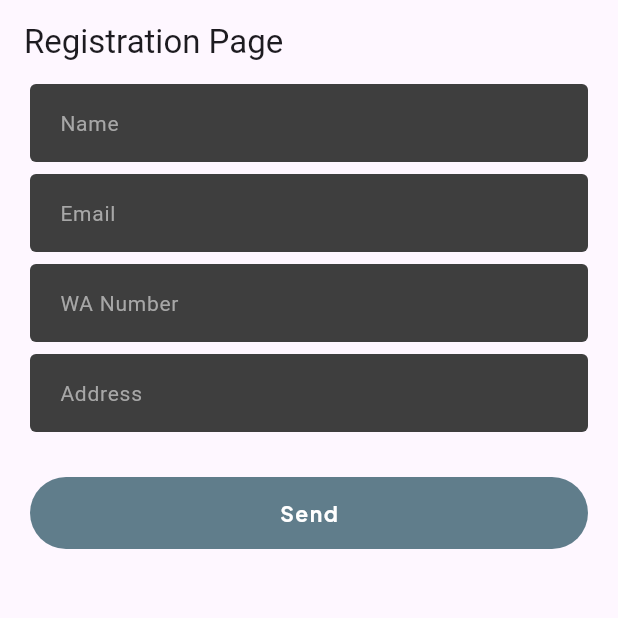
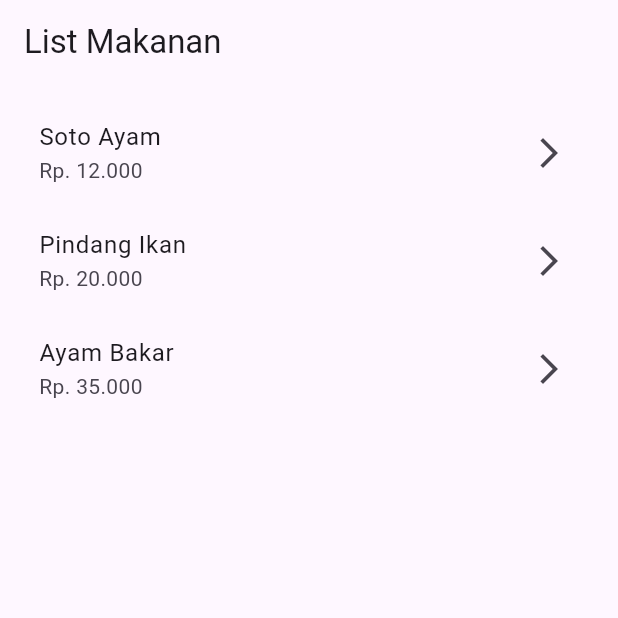
Before and after one commit to AnsaMut2073/TugasFlutter-01, a Flutter app: the screen it shows after launch, on a phone screen of 412 x 824 dp, the top half of it. Run offline on Flutter 3.47's test engine with Material 3 defaults, Android fonts, the phone set to English and light mode, and no system bars; our stand-ins replace get, google_fonts.

Commit message:
update materi list

```diff
--- /dev/null
+++ b/lib/controller/list_makanan_controller.dart
@@ -0,0 +1,48 @@
+import 'package:get/get.dart';
+import 'package:new_project_1/models/makanan_model.dart';
+
+class ListMakananController extends GetxController {
+  List<MakananModel> listMakanan = [
+    MakananModel(
+      namaMakanan: "Soto Ayam",
+      hargaMakanan: "12.000",
+      gambarUrl:
+      "https://assets.pikiran-rakyat.com/crop/0x0:0x0/720x0/webp/photo/2023/08/18/805485417.jpg",
+      deskripsi:
+      "Soto ayam kuah kuning gurih dengan suwiran ayam, soun, dan telur rebus. Disajikan dengan taburan bawang goreng dan perasan jeruk nipis.",
+      rating: 4.7,
+      review: [
+        "Kuahnya gurih banget, bumbunya meresap!",
+        "Porsinya pas, harga ramah kantong.",
+        "Soto terenak di dekat kampus.",
+      ],
+    ),
+    MakananModel(
+      namaMakanan: "Pindang Ikan",
+      hargaMakanan: "20.000",
+      gambarUrl:
+      "https://image.idn.media/post/20250306/screenshot-2025-0306-1132262-a75fb2b3d4001a687d97e057ec796d42.jpg",
+      deskripsi:
+      "Pindang ikan patin dengan kuah bening asam pedas, dicampur tomat, cabai, dan daun kemangi. Segar dan bikin nambah nasi.",
+      rating: 4.5,
+      review: [
+        "Asam pedasnya nampol, ikan segar.",
+        "Kuahnya seger, cocok buat siang hari.",
+        "Bumbunya pas, nggak terlalu asin.",
+      ],
+    ),
+    MakananModel(
+      namaMakanan: "Ayam Bakar",
+      hargaMakanan: "35.000",
+      gambarUrl:
+      "https://www.dapurkobe.co.id/wp-content/uploads/ayam-panggang.jpg",
+      deskripsi:
+      "Ayam bakar yang dimasak dengan penuh cinta, makan satu porsi aja ga cukup!",
+      rating: 4.8,
+      review: [
+        "Bumbunya meresap sempurna",
+        "Ada aroma smoky-nya, enak banget!",
+      ],
+    ),
+  ];
+}
--- a/lib/main.dart
+++ b/lib/main.dart
@@ -19,7 +19,7 @@ class MyApp extends StatelessWidget {
   Widget build(BuildContext context) {
     return GetMaterialApp(
       title: "My Learning App",
-      initialRoute: Routes.registration,
+      initialRoute: Routes.list_makanan,
       getPages: Routes.myPages,
     );
   }
--- /dev/null
+++ b/lib/models/makanan_model.dart
@@ -0,0 +1,20 @@
+class MakananModel {
+  String namaMakanan;
+  String hargaMakanan;
+  String gambarUrl;      // URL gambar
+  String deskripsi;      // deskripsi makanan
+  double rating;         // 1.0 - 5.0
+  List<String> review;   // list ulasan
+
+  // ini konstruktor
+  // agar nanti bisa langsung diisikan ketika membuat object
+  MakananModel(
+      {
+        required this.namaMakanan,
+        required this.hargaMakanan,
+        required this.gambarUrl,
+        required this.deskripsi,
+        required this.rating,
+        required this.review,
+      });
+}
--- /dev/null
+++ b/lib/pages/list_makanan_page.dart
@@ -0,0 +1,39 @@
+import 'package:flutter/cupertino.dart';
+import 'package:flutter/material.dart';
+import 'package:get/get.dart';
+import 'package:new_project_1/controller/list_makanan_controller.dart';
+import 'package:new_project_1/routes.dart';
+
+class ListMakananPage extends StatelessWidget {
+  ListMakananPage({super.key});
+
+  final controller = Get.put(ListMakananController());
+
+  @override
+  Widget build(BuildContext context) {
+    return Scaffold(
+      appBar: AppBar(title: Text("List Makanan")),
+      body: Container(
+        margin: EdgeInsets.all(10),
+        child: ListView.builder(
+            itemCount: controller.listMakanan.length,
+            itemBuilder: (context, index) {
+              final makanan = controller.listMakanan[index];
+              return InkWell(
+                onTap: () {
+                  Get.toNamed(Routes.detail_makanan, arguments: makanan);
+                  // pindah ke detail page
+                  // menggunakan Get.to
+                },
+                child: ListTile(
+                  title: Text(makanan.namaMakanan),
+                  subtitle: Text("Rp. " + makanan.hargaMakanan),
+                  trailing: Icon(Icons.arrow_forward_ios),
+                ),
+              );
+            }
+        ),
+      ),
+    );
+  }
+}
--- a/lib/routes.dart
+++ b/lib/routes.dart
@@ -1,4 +1,6 @@
 import 'package:get/get.dart';
+import 'package:new_project_1/pages/detail_makanan_page.dart';
+import 'package:new_project_1/pages/list_makanan_page.dart';
 import 'package:new_project_1/pages/registration_page.dart';
 import 'package:new_project_1/pages/confirmreg_page.dart';
 
@@ -6,11 +8,15 @@ class Routes {
   // list variabel nama halaman
   static const String registration = "/registration";
   static const String confirm_registration = "/confirm_registration";
+  static const String list_makanan = "/list_makanan";
+  static const String detail_makanan = "/detail_makanan";
   // others pages here
 
   // untuk kita daftarkan di main dart, isinya array page yang kita punya
   static final myPages = [
     GetPage(name: registration, page: () => RegistrationPage()),
     GetPage(name: confirm_registration, page: () => ConfirmRegPage()),
+    GetPage(name: list_makanan, page: () => ListMakananPage()),
+    GetPage(name: detail_makanan, page: () => DetailMakananPage()),
   ];
 }
```
Also changed, not shown: lib/pages/detail_makanan_page.dart (added, +112 -0 lines).
